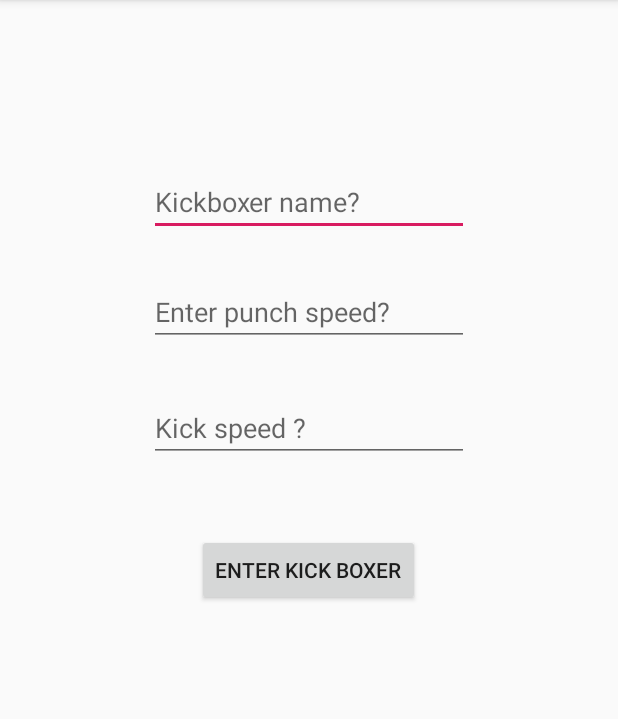
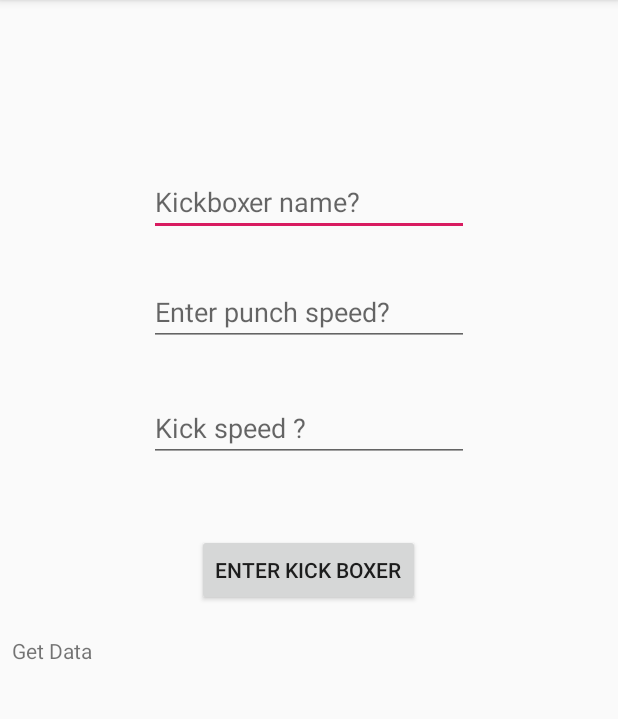
Before and after one commit to vickaw/APInstagramClone, an Android app: the screen it shows after launch (MainActivity), on a phone screen of 412 x 824 dp, the part 84-803 px from its top. Run offline under Robolectric (Android 15) with nearby library versions, the phone set to English and light mode, and no system bars; libraries missing offline, so code that uses them is left out: com.parse, com.shashank.sony; 1 statement that could not run was skipped.

Commit message:
Get Data from Parse Server

```diff
--- a/app/src/main/java/kawelenga/packag/com/apinstagramclone/MainActivity.java
+++ b/app/src/main/java/kawelenga/packag/com/apinstagramclone/MainActivity.java
@@ -9,15 +9,22 @@ import android.widget.EditText;
 import android.widget.TextView;
 import android.widget.Toast;
 
+import com.parse.FindCallback;
+import com.parse.GetCallback;
 import com.parse.ParseException;
 import com.parse.ParseObject;
+import com.parse.ParseQuery;
 import com.parse.SaveCallback;
 import com.shashank.sony.fancytoastlib.FancyToast;
+
+import java.util.List;
 
 public class MainActivity extends AppCompatActivity implements View.OnClickListener {
 
     private EditText username, punchSpeed, kickSpeed;
     private Button newBoxer;
+    private TextView getData;
+    private String outputKickBoxer;
     @Override
     protected void onCreate(Bundle savedInstanceState) {
         super.onCreate(savedInstanceState);
@@ -28,8 +35,47 @@ public class MainActivity extends AppCompatActivity implements View.OnClickListe
         punchSpeed= findViewById(R.id.edtPunchSpeed);
         kickSpeed= findViewById(R.id.edtKickSpeed);
         newBoxer = findViewById(R.id.btnKickBoxer);
+        getData = findViewById(R.id.txtGetData);
+        outputKickBoxer= "";
 
         newBoxer.setOnClickListener(MainActivity.this);
+
+        getData.setOnClickListener(new View.OnClickListener() {
+            @Override
+            public void onClick(View v) {
+
+               /* ParseQuery<ParseObject> parseQuery= ParseQuery.getQuery("KickBoxer");
+                parseQuery.getInBackground("zAxq29tAu1", new GetCallback<ParseObject>() {
+                    @Override
+                    public void done(ParseObject object, ParseException e) {
+
+                        if (object!=null && e== null) {
+                            getData.setText(object.get("kick_boxer")+"");
+                        } else {
+                            getData.setText(e.getMessage().toString());
+                        }
+                    }
+                });*/
+
+               ParseQuery<ParseObject> queryAll = ParseQuery.getQuery("KickBoxer");
+               queryAll.findInBackground(new FindCallback<ParseObject>() {
+                   @Override
+                   public void done(List<ParseObject> objects, ParseException e) {
+
+                       if (objects.size() >0  && e==null){
+
+                           for (ParseObject kb: objects) {
+                            outputKickBoxer=outputKickBoxer + kb.get("kick_boxer");
+                           }
+
+                           FancyToast.makeText(MainActivity.this, outputKickBoxer,
+                                   FancyToast.LENGTH_LONG, FancyToast.ERROR, true).show();
+                       }
+
+                   }
+               });
+            }
+        });
 
     }
 
--- a/app/src/main/res/layout/activity_main.xml
+++ b/app/src/main/res/layout/activity_main.xml
@@ -47,11 +47,22 @@
         android:layout_width="wrap_content"
         android:layout_height="wrap_content"
         android:layout_marginTop="48dp"
-        android:onClick="enterNewBoxer"
         android:text="Enter kick boxer"
         app:layout_constraintEnd_toEndOf="parent"
         app:layout_constraintHorizontal_bias="0.498"
         app:layout_constraintStart_toStartOf="parent"
         app:layout_constraintTop_toBottomOf="@+id/edtKickSpeed" />
 
+    <TextView
+        android:id="@+id/txtGetData"
+        android:layout_width="0dp"
+        android:layout_height="wrap_content"
+        android:layout_marginStart="8dp"
+        android:layout_marginTop="20dp"
+        android:layout_marginEnd="8dp"
+        android:text="Get Data"
+        app:layout_constraintEnd_toEndOf="parent"
+        app:layout_constraintStart_toStartOf="parent"
+        app:layout_constraintTop_toBottomOf="@+id/btnKickBoxer" />
+
 </androidx.constraintlayout.widget.ConstraintLayout>
```
